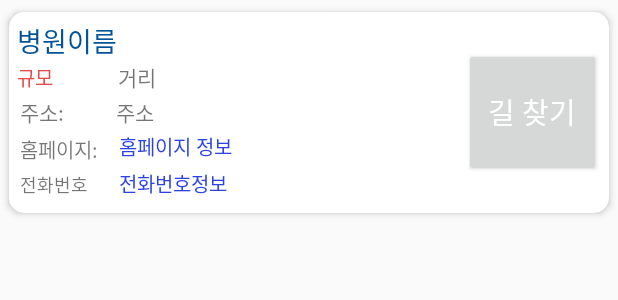
After one commit to YoonSuHyeon/SMRP, an Android app: the layout hospital_list.xml on its own in the app's theme, with its tools: preview values and no code run, on a phone screen of 412 x 824 dp. The commit adds this screen. Shown: the top 300 px of the screen. Run offline under Robolectric (Android 15) with nearby library versions, the phone set to English and light mode, and no system bars.

Commit message:
GuHwanKwon hospital

```diff
--- a/app/src/main/AndroidManifest.xml
+++ b/app/src/main/AndroidManifest.xml
@@ -5,6 +5,7 @@
     <uses-permission android:name="android.permission.INTERNET" ></uses-permission>
     <uses-permission android:name="android.permission.ACCESS_FINE_LOCATION"></uses-permission>
     <uses-permission android:name="android.permission.ACCESS_NETWORK_STATE" />
+    <uses-permission android:name="android.permission.CALL_PHONE"/>
 
     <application
         android:allowBackup="true"
--- /dev/null
+++ b/app/src/main/res/layout/hospital_list.xml
@@ -0,0 +1,147 @@
+<?xml version="1.0" encoding="utf-8"?>
+<LinearLayout xmlns:android="http://schemas.android.com/apk/res/android"
+    xmlns:app="http://schemas.android.com/apk/res-auto"
+    android:orientation="vertical" android:layout_width="match_parent"
+    android:layout_height="wrap_content">
+
+    <androidx.cardview.widget.CardView
+        android:layout_width="match_parent"
+        android:layout_height="match_parent"
+        app:cardBackgroundColor="#ffffff"
+        app:cardCornerRadius="10dp"
+        app:cardElevation="3dp"
+        app:cardUseCompatPadding="true">
+
+        <LinearLayout
+            android:layout_width="match_parent"
+            android:layout_height="wrap_content"
+            android:orientation="horizontal">
+
+            <LinearLayout
+                android:layout_width="287dp"
+                android:layout_height="wrap_content"
+                android:layout_margin="5dp"
+                android:orientation="vertical">
+
+                <LinearLayout
+                    android:layout_width="match_parent"
+                    android:layout_height="wrap_content"
+                    android:orientation="vertical">
+
+                    <TextView
+                        android:id="@+id/textView_hos_name"
+                        android:layout_width="match_parent"
+                        android:layout_height="wrap_content"
+                        android:breakStrategy="high_quality"
+                        android:text="병원이름"
+                        android:textColor="#005397"
+                        android:textSize="18sp" />
+
+                    <LinearLayout
+                        android:layout_width="match_parent"
+                        android:layout_height="match_parent"
+                        android:orientation="horizontal">
+
+                        <TextView
+                            android:id="@+id/textView_hos_type"
+                            android:layout_width="67dp"
+                            android:layout_height="wrap_content"
+                            android:text="규모"
+                            android:textColor="#e54b4b"
+                            android:textSize="13sp" />
+
+                        <TextView
+                            android:id="@+id/textView_hos_distance"
+                            android:layout_width="match_parent"
+                            android:layout_height="wrap_content"
+                            android:layout_weight="1"
+                            android:text="거리" />
+
+                    </LinearLayout>
+
+                </LinearLayout>
+
+                <LinearLayout
+                    android:layout_width="match_parent"
+                    android:layout_height="wrap_content"
+                    android:orientation="horizontal">
+
+                    <LinearLayout
+                        android:layout_width="64dp"
+                        android:layout_height="match_parent"
+                        android:orientation="vertical">
+
+                        <TextView
+                            android:layout_width="match_parent"
+                            android:layout_height="wrap_content"
+                            android:layout_margin="2dp"
+                            android:text="주소:" />
+
+                        <TextView
+                            android:layout_width="match_parent"
+                            android:layout_height="wrap_content"
+                            android:layout_margin="2dp"
+                            android:text="홈페이지:"
+                            android:textSize="13sp" />
+
+                        <TextView
+                            android:layout_width="match_parent"
+                            android:layout_height="wrap_content"
+                            android:layout_margin="2dp"
+                            android:text="전화번호"
+                            android:textSize="12sp" />
+
+                    </LinearLayout>
+
+                    <LinearLayout
+                        android:layout_width="match_parent"
+                        android:layout_height="match_parent"
+                        android:layout_margin="2dp"
+                        android:orientation="vertical">
+
+                        <TextView
+                            android:id="@+id/textView_hos_addr"
+                            android:layout_width="match_parent"
+                            android:layout_height="wrap_content"
+                            android:text="주소" />
+
+                        <TextView
+                            android:id="@+id/textView_hos_hosurl"
+                            android:layout_width="match_parent"
+                            android:layout_height="wrap_content"
+                            android:layout_margin="2dp"
+                            android:text="홈페이지 정보"
+                            android:textColor="#2D44E4"
+                            android:textSize="13sp" />
+
+                        <TextView
+                            android:id="@+id/textView_hos_hostelno"
+                            android:layout_width="match_parent"
+                            android:layout_height="wrap_content"
+                            android:layout_margin="2dp"
+                            android:text="전화번호정보"
+                            android:textColor="#2D44E4"
+                            android:textSize="13sp" />
+
+                    </LinearLayout>
+
+                </LinearLayout>
+
+            </LinearLayout>
+
+            <Button
+                android:id="@+id/button_path"
+                android:layout_width="match_parent"
+                android:layout_height="86dp"
+                android:layout_gravity="center"
+                android:layout_margin="5dp"
+                android:layout_weight="1"
+
+                android:text="길 찾기"
+                android:textColor="#ffffff"
+                android:textSize="19sp" />
+
+        </LinearLayout>
+
+    </androidx.cardview.widget.CardView>
+</LinearLayout>
```
Also changed, not shown: app/src/main/java/com/example/smrp/hospital/Hospital.java (+96 -2 lines), app/src/main/java/com/example/smrp/hospital/HospitalAdapter.java (added, +128 -0 lines), app/src/main/java/com/example/smrp/hospital/HospitalFragment.java (+66 -12 lines), app/src/main/java/com/example/smrp/hospital/OnHospitalItemClickListener.java (added, +13 -0 lines).
